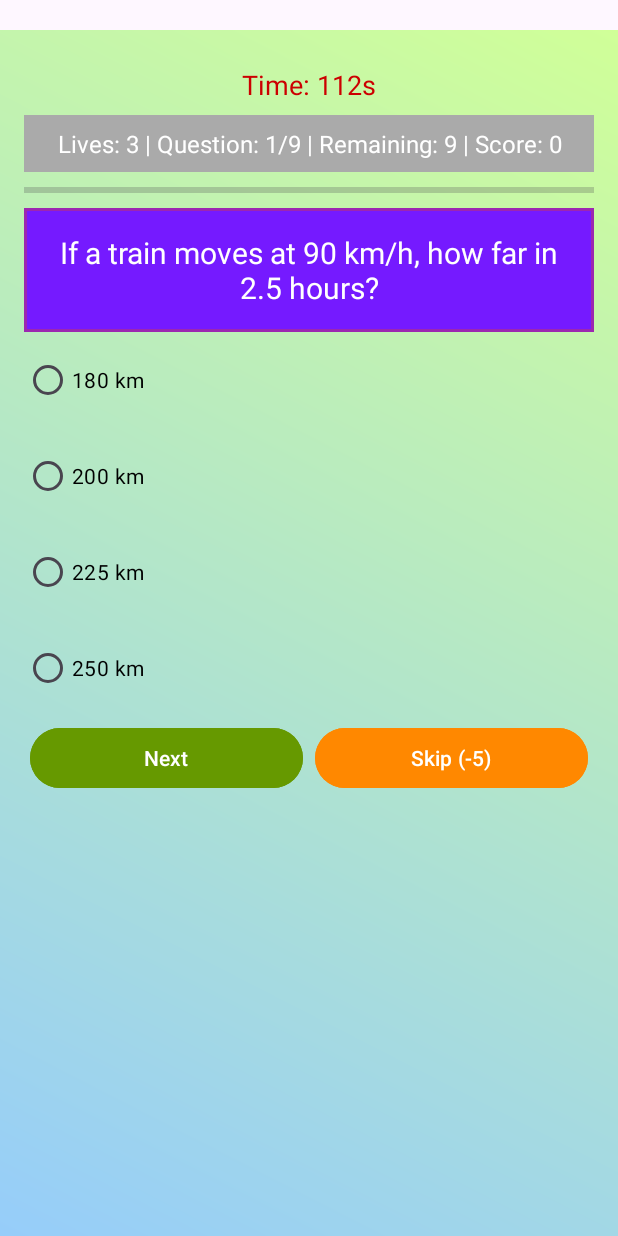
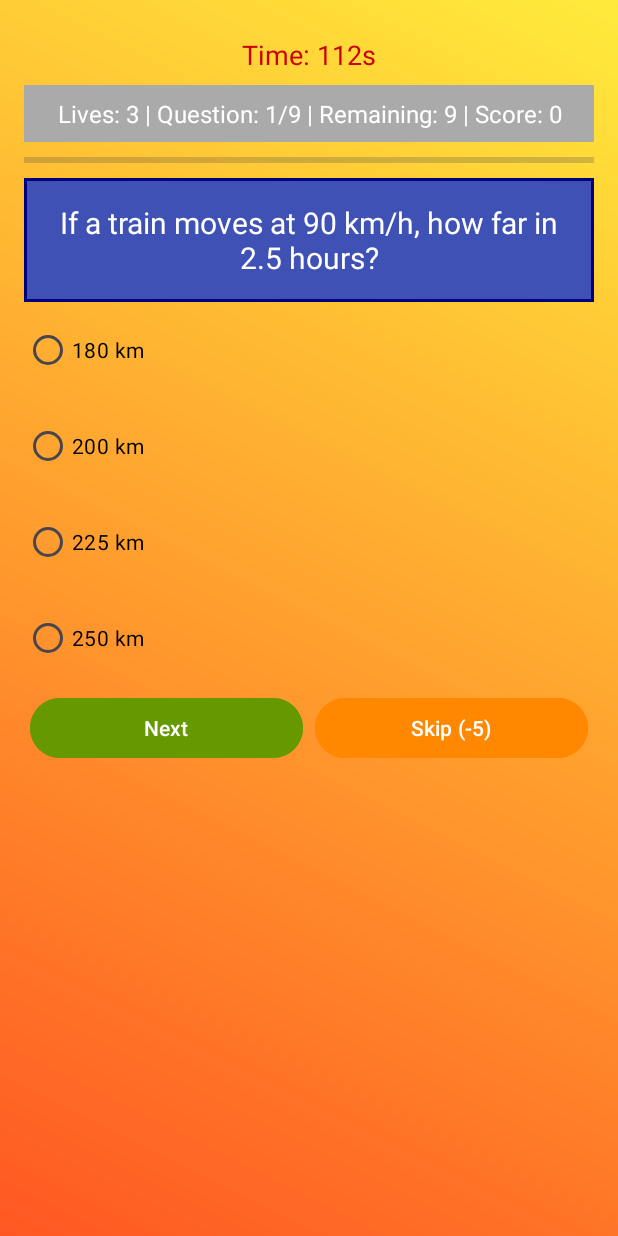
Before and after one commit to k-aghakhani/IQ-Quest, an Android app: the screen it shows after launch (MainActivity), on a phone screen of 412 x 824 dp. Run offline under Robolectric (Android 15) with nearby library versions, the phone set to English and light mode, and no system bars.

Commit message:
Background color improvement

```diff
--- a/app/src/main/res/drawable/gradient_background.xml
+++ b/app/src/main/res/drawable/gradient_background.xml
@@ -1,7 +1,7 @@
 <?xml version="1.0" encoding="utf-8"?>
 <shape xmlns:android="http://schemas.android.com/apk/res/android">
     <gradient
-        android:startColor="#96CDFA"
-    android:endColor="#D0FF98"
+        android:startColor="#FF5722"
+    android:endColor="#FFEB3B"
     android:angle="45"/>
 </shape>
--- a/app/src/main/res/drawable/question_background.xml
+++ b/app/src/main/res/drawable/question_background.xml
@@ -1,6 +1,6 @@
 <?xml version="1.0" encoding="utf-8"?>
 <shape xmlns:android="http://schemas.android.com/apk/res/android">
-    <solid android:color="#751AFF" />
+    <solid android:color="#3F51B5" />
     <corner android:radius="16dp" />
-    <stroke android:width="2dp" android:color="#9C27B0" />
+    <stroke android:width="2dp" android:color="#00007E" />
 </shape>
--- a/app/src/main/res/layout/activity_main.xml
+++ b/app/src/main/res/layout/activity_main.xml
@@ -9,7 +9,6 @@
     android:layout_height="match_parent"
     android:background="@drawable/gradient_background"
     android:padding="16dp"
-    android:layout_marginTop="20dp"
     tools:context=".MainActivity">
 
     <!-- Timer display -->
```
